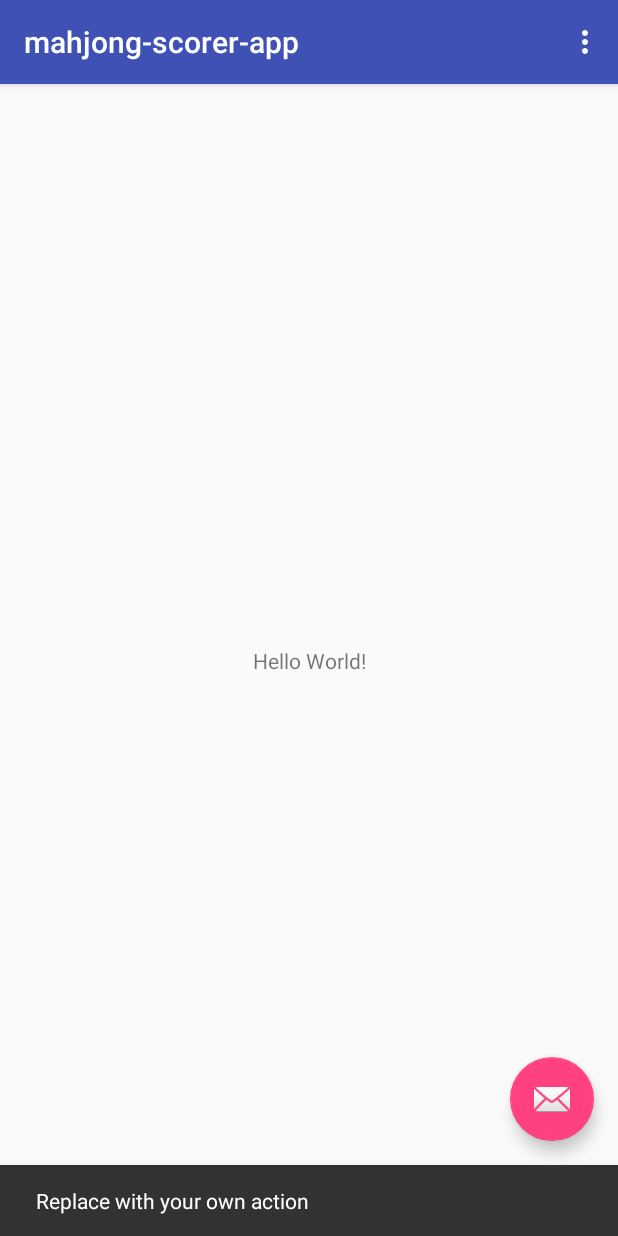
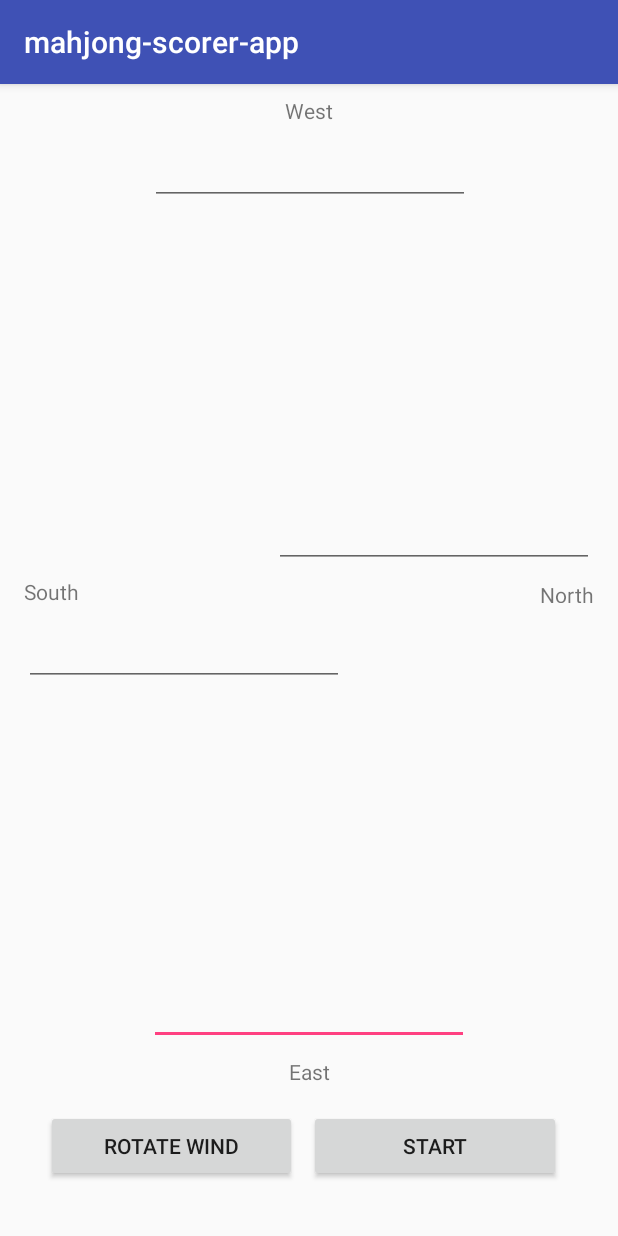
Before and after one commit to kirkcaldydad/mahjong-scorer-app, an Android app: the screen it shows after launch (GameListActivity before the commit, CreateGameActivity after it), after a tap on an icon or button, on a phone screen of 412 x 824 dp. Run offline under Robolectric (Android 15) with nearby library versions, the phone set to English and light mode, and no system bars.

Commit message:
Game create with name entry and rotating wind functions.

```diff
--- a/app/src/main/AndroidManifest.xml
+++ b/app/src/main/AndroidManifest.xml
@@ -1,6 +1,8 @@
 <?xml version="1.0" encoding="utf-8"?>
 <manifest xmlns:android="http://schemas.android.com/apk/res/android"
     package="house.mcintosh.mahjong.ui">
+
+    <uses-permission android:name="android.permission.WRITE_EXTERNAL_STORAGE" />
 
     <application
         android:allowBackup="true"
@@ -10,7 +12,7 @@
         android:supportsRtl="true"
         android:theme="@style/AppTheme">
         <activity
-            android:name="house.mcintosh.mahjong.ui.GameListActivity"
+            android:name=".GameListActivity"
             android:label="@string/app_name"
             android:theme="@style/AppTheme.NoActionBar">
             <intent-filter>
@@ -19,6 +21,7 @@
                 <category android:name="android.intent.category.LAUNCHER" />
             </intent-filter>
         </activity>
+        <activity android:name=".CreateGameActivity"></activity>
     </application>
 
 </manifest>
--- /dev/null
+++ b/app/src/main/java/house/mcintosh/mahjong/model/GameSummary.java
@@ -0,0 +1,34 @@
+package house.mcintosh.mahjong.model;
+
+/**
+ * A reduced representation of a Game.
+ */
+
+public class GameSummary
+{
+	private final String m_playerNames;
+	private final String m_createdOn;
+	private final String m_lastModifiedOn;
+
+	public GameSummary(String playerNames, String createdOn, String lastModifiedOn)
+	{
+		m_playerNames		= playerNames;
+		m_createdOn			= createdOn;
+		m_lastModifiedOn	= lastModifiedOn;
+	}
+
+	public String getPlayerNames()
+	{
+		return m_playerNames;
+	}
+
+	public String getCreatedOn()
+	{
+		return m_createdOn;
+	}
+
+	public String getLastModifiedOn()
+	{
+		return m_lastModifiedOn;
+	}
+}
--- /dev/null
+++ b/app/src/main/java/house/mcintosh/mahjong/ui/CreateGameActivity.java
@@ -0,0 +1,105 @@
+package house.mcintosh.mahjong.ui;
+
+import android.graphics.Typeface;
+import android.support.v7.app.AppCompatActivity;
+import android.os.Bundle;
+import android.text.Editable;
+import android.text.TextWatcher;
+import android.view.View;
+import android.widget.EditText;
+import android.widget.TextView;
+
+import java.util.HashMap;
+import java.util.Map;
+
+import house.mcintosh.mahjong.model.Wind;
+
+public class CreateGameActivity extends AppCompatActivity
+{
+
+	private String[] m_names = new String[] {"", "", "", ""};
+	private Wind[] m_winds = new Wind[] {Wind.EAST, Wind.SOUTH, Wind.WEST, Wind.NORTH};
+	private Map<Wind, CharSequence> m_windNames = new HashMap<>();
+	private TextView[] m_windTextViews = new TextView[4];
+
+	@Override
+	protected void onCreate(Bundle savedInstanceState)
+	{
+		super.onCreate(savedInstanceState);
+		setContentView(R.layout.activity_create_game);
+
+		// Create listeners for the names being typed in.
+
+		((EditText)findViewById(R.id.playerName0)).addTextChangedListener(new NameWatcher(0));
+		((EditText)findViewById(R.id.playerName1)).addTextChangedListener(new NameWatcher(1));
+		((EditText)findViewById(R.id.playerName2)).addTextChangedListener(new NameWatcher(2));
+		((EditText)findViewById(R.id.playerName3)).addTextChangedListener(new NameWatcher(3));
+
+		m_windNames.put(Wind.EAST, getText(R.string.east));
+		m_windNames.put(Wind.SOUTH, getText(R.string.south));
+		m_windNames.put(Wind.WEST, getText(R.string.west));
+		m_windNames.put(Wind.NORTH, getText(R.string.north));
+
+		m_windTextViews[0] = (TextView)findViewById(R.id.playerWindText0);
+		m_windTextViews[1] = (TextView)findViewById(R.id.playerWindText1);
+		m_windTextViews[2] = (TextView)findViewById(R.id.playerWindText2);
+		m_windTextViews[3] = (TextView)findViewById(R.id.playerWindText3);
+	}
+
+	public void onRotateWindClick(View view)
+	{
+		Wind last = m_winds[3];
+		m_winds[3] = m_winds[2];
+		m_winds[2] = m_winds[1];
+		m_winds[1] = m_winds[0];
+		m_winds[0] = last;
+
+		// Update the fields to display the new wind values.
+
+		for (int i = 0 ; i < 4 ; i++)
+		{
+			TextView windView = m_windTextViews[i];
+			Wind wind = m_winds[i];
+
+			windView.setText(m_windNames.get(wind));
+
+			if (wind == Wind.EAST)
+				windView.setTypeface(windView.getTypeface(), Typeface.BOLD);
+			else
+				windView.setTypeface(Typeface.create(windView.getTypeface(), Typeface.NORMAL));
+		}
+	}
+
+	public void onStartGameClick(View view)
+	{
+
+	}
+
+	private class NameWatcher implements TextWatcher
+	{
+		final private int m_nameIndex;
+
+		public NameWatcher(int nameIndex)
+		{
+			m_nameIndex = nameIndex;
+		}
+
+		@Override
+		public void beforeTextChanged(CharSequence s, int start, int count, int after)
+		{
+
+		}
+
+		@Override
+		public void onTextChanged(CharSequence s, int start, int before, int count)
+		{
+			m_names[m_nameIndex] = s.toString();
+		}
+
+		@Override
+		public void afterTextChanged(Editable nameField)
+		{
+
+		}
+	}
+}
--- a/app/src/main/java/house/mcintosh/mahjong/ui/GameListActivity.java
+++ b/app/src/main/java/house/mcintosh/mahjong/ui/GameListActivity.java
@@ -1,5 +1,6 @@
 package house.mcintosh.mahjong.ui;
 
+import android.content.Intent;
 import android.os.Bundle;
 import android.support.design.widget.FloatingActionButton;
 import android.support.design.widget.Snackbar;
@@ -8,6 +9,12 @@ import android.support.v7.widget.Toolbar;
 import android.view.View;
 import android.view.Menu;
 import android.view.MenuItem;
+import android.widget.ListView;
+import android.widget.TextView;
+
+import java.util.ArrayList;
+
+import house.mcintosh.mahjong.model.GameSummary;
 
 public class GameListActivity extends AppCompatActivity
 {
@@ -19,14 +26,28 @@ public class GameListActivity extends AppCompatActivity
 		Toolbar toolbar = (Toolbar) findViewById(R.id.toolbar);
 		setSupportActionBar(toolbar);
 
+		final GameListActivity self = this;
+
 		FloatingActionButton fab = (FloatingActionButton) findViewById(R.id.fab);
 		fab.setOnClickListener(new View.OnClickListener() {
 			@Override
 			public void onClick(View view) {
+
+				Intent intent = new Intent(self, CreateGameActivity.class);
+				startActivity(intent);
+
 				Snackbar.make(view, "Replace with your own action", Snackbar.LENGTH_LONG)
 						.setAction("Action", null).show();
 			}
 		});
+
+		ArrayList<GameSummary> games = getGames("thing");
+
+		GameSummariesAdapter adapter = new GameSummariesAdapter(this, games);
+
+		ListView messageListView = findViewById(R.id.gameListView);
+
+		messageListView.setAdapter(adapter);
 	}
 
 	@Override
@@ -35,6 +56,18 @@ public class GameListActivity extends AppCompatActivity
 		// Inflate the menu; this adds items to the action bar if it is present.
 		getMenuInflater().inflate(R.menu.menu_game_list, menu);
 		return true;
+	}
+
+	private ArrayList<GameSummary> getGames(String message) {
+
+		ArrayList<GameSummary> games = new ArrayList<>();
+
+		for (int i = 0 ; i < 16 ; i++)
+		{
+			games.add(new GameSummary(message + i, "now" + i, "later" + i));
+		}
+
+		return games;
 	}
 
 	@Override
--- /dev/null
+++ b/app/src/main/java/house/mcintosh/mahjong/ui/GameSummariesAdapter.java
@@ -0,0 +1,45 @@
+package house.mcintosh.mahjong.ui;
+
+import android.content.Context;
+import android.support.annotation.NonNull;
+import android.view.LayoutInflater;
+import android.view.View;
+import android.view.ViewGroup;
+import android.widget.ArrayAdapter;
+import android.widget.TextView;
+
+import java.util.List;
+
+import house.mcintosh.mahjong.model.GameSummary;
+
+public class GameSummariesAdapter extends ArrayAdapter<GameSummary>
+{
+	public GameSummariesAdapter(@NonNull Context context, @NonNull List<GameSummary> gameSummaries)
+	{
+		super(context, 0, gameSummaries);
+	}
+
+	@Override
+	public View getView(int position, View convertView, ViewGroup parent)
+	{
+		// Get the data item for this position
+		GameSummary game = getItem(position);
+		// Check if an existing view is being reused, otherwise inflate the view
+		if (convertView == null)
+		{
+			convertView = LayoutInflater.from(getContext()).inflate(R.layout.game_summary, parent, false);
+		}
+		// Lookup view for data population
+		TextView tvPlayers			= (TextView) convertView.findViewById(R.id.tvPlayers);
+		TextView tvCreatedOn		= (TextView) convertView.findViewById(R.id.tvCreatedOn);
+		TextView tvLastModifiedOn	= (TextView) convertView.findViewById(R.id.tvLastModifiedOn);
+
+		// Populate the data into the template view using the data object
+		tvPlayers.setText(game.getPlayerNames());
+		tvCreatedOn.setText(game.getCreatedOn());
+		tvLastModifiedOn.setText(game.getLastModifiedOn());
+
+		// Return the completed view to render on screen
+		return convertView;
+	}
+}
--- /dev/null
+++ b/app/src/main/res/layout/activity_create_game.xml
@@ -0,0 +1,163 @@
+<?xml version="1.0" encoding="utf-8"?>
+<android.support.constraint.ConstraintLayout xmlns:android="http://schemas.android.com/apk/res/android"
+    xmlns:app="http://schemas.android.com/apk/res-auto"
+    xmlns:tools="http://schemas.android.com/tools"
+    android:layout_width="match_parent"
+    android:layout_height="match_parent"
+    tools:context="house.mcintosh.mahjong.ui.CreateGameActivity">
+
+    <EditText
+        android:id="@+id/playerName0"
+        android:layout_width="wrap_content"
+        android:layout_height="wrap_content"
+        android:layout_marginBottom="8dp"
+        android:contentDescription="@string/nameHint"
+        android:ems="10"
+        android:inputType="textPersonName"
+        android:textAlignment="center"
+        app:layout_constraintBottom_toTopOf="@+id/playerWindText0"
+        app:layout_constraintLeft_toLeftOf="parent"
+        app:layout_constraintRight_toRightOf="parent" />
+
+    <EditText
+        android:id="@+id/playerName2"
+        android:layout_width="wrap_content"
+        android:layout_height="wrap_content"
+        android:layout_marginEnd="8dp"
+        android:layout_marginRight="16dp"
+        android:layout_marginStart="8dp"
+        android:layout_marginTop="8dp"
+        android:contentDescription="@string/nameHint"
+        android:ems="10"
+        android:inputType="textPersonName"
+        android:textAlignment="center"
+        app:layout_constraintEnd_toEndOf="parent"
+        app:layout_constraintHorizontal_bias="0.503"
+        app:layout_constraintRight_toRightOf="parent"
+        app:layout_constraintStart_toStartOf="parent"
+        app:layout_constraintTop_toBottomOf="@+id/playerWindText2" />
+
+    <EditText
+        android:id="@+id/playerName1"
+        android:layout_width="wrap_content"
+        android:layout_height="wrap_content"
+        android:layout_marginLeft="16dp"
+        android:layout_marginTop="8dp"
+        android:contentDescription="@string/nameHint"
+        android:ems="10"
+        android:inputType="textPersonName"
+        android:textAlignment="textStart"
+        app:layout_constraintLeft_toLeftOf="parent"
+        app:layout_constraintTop_toBottomOf="@+id/playerWindText1" />
+
+    <EditText
+        android:id="@+id/playerName3"
+        android:layout_width="wrap_content"
+        android:layout_height="wrap_content"
+        android:layout_marginBottom="8dp"
+        android:layout_marginRight="16dp"
+        android:contentDescription="@string/nameHint"
+        android:ems="10"
+        android:inputType="textPersonName"
+        android:textAlignment="textEnd"
+        app:layout_constraintBottom_toTopOf="@+id/playerWindText3"
+        app:layout_constraintRight_toRightOf="parent" />
+
+
+    <LinearLayout
+        android:id="@+id/linearLayout"
+        android:layout_width="367dp"
+        android:layout_height="68dp"
+        android:layout_marginBottom="16dp"
+        android:layout_marginEnd="8dp"
+        android:layout_marginStart="8dp"
+        android:orientation="horizontal"
+        app:layout_constraintBottom_toBottomOf="parent"
+        app:layout_constraintEnd_toEndOf="parent"
+        app:layout_constraintLeft_toLeftOf="parent"
+        app:layout_constraintRight_toRightOf="parent"
+        app:layout_constraintStart_toStartOf="parent">
+
+        <Button
+            android:id="@+id/windSelectButton"
+            android:layout_width="0dp"
+            android:layout_height="wrap_content"
+            android:layout_marginBottom="16dp"
+            android:layout_marginEnd="8dp"
+            android:layout_marginLeft="16dp"
+            android:layout_marginStart="8dp"
+            android:layout_weight="1"
+            android:onClick="onRotateWindClick"
+            android:text="@string/rotateWind"
+            app:layout_constraintBottom_toBottomOf="parent"
+            app:layout_constraintEnd_toStartOf="@+id/startButton"
+            app:layout_constraintHorizontal_bias="0.045"
+            app:layout_constraintLeft_toLeftOf="parent"
+            app:layout_constraintStart_toStartOf="parent" />
+
+        <Button
+            android:id="@+id/startButton"
+            android:layout_width="0dp"
+            android:layout_height="wrap_content"
+            android:layout_marginBottom="16dp"
+            android:layout_marginEnd="16dp"
+            android:layout_marginRight="16dp"
+            android:layout_weight="1"
+            android:text="@string/saveAndStart"
+            app:layout_constraintBottom_toBottomOf="parent"
+            app:layout_constraintEnd_toEndOf="parent"
+            app:layout_constraintHorizontal_weight="0"
+            app:layout_constraintRight_toRightOf="parent" />
+
+    </LinearLayout>
+
+    <TextView
+        android:id="@+id/playerWindText0"
+        android:layout_width="wrap_content"
+        android:layout_height="wrap_content"
+        android:layout_marginBottom="16dp"
+        android:text="@string/east"
+        app:layout_constraintBottom_toTopOf="@+id/linearLayout"
+        app:layout_constraintEnd_toEndOf="parent"
+        app:layout_constraintLeft_toLeftOf="parent"
+        app:layout_constraintRight_toRightOf="parent"
+        app:layout_constraintStart_toStartOf="parent" />
+
+    <TextView
+        android:id="@+id/playerWindText1"
+        android:layout_width="wrap_content"
+        android:layout_height="wrap_content"
+        android:layout_marginBottom="8dp"
+        android:layout_marginStart="16dp"
+        android:layout_marginTop="8dp"
+        android:text="@string/south"
+        app:layout_constraintBottom_toTopOf="@+id/playerName0"
+        app:layout_constraintStart_toStartOf="parent"
+        app:layout_constraintTop_toBottomOf="@+id/playerName2" />
+
+    <TextView
+        android:id="@+id/playerWindText2"
+        android:layout_width="wrap_content"
+        android:layout_height="wrap_content"
+        android:layout_marginEnd="8dp"
+        android:layout_marginStart="8dp"
+        android:layout_marginTop="8dp"
+        android:text="@string/west"
+        app:layout_constraintEnd_toEndOf="parent"
+        app:layout_constraintStart_toStartOf="parent"
+        app:layout_constraintTop_toTopOf="parent" />
+
+    <TextView
+        android:id="@+id/playerWindText3"
+        android:layout_width="wrap_content"
+        android:layout_height="15dp"
+        android:layout_marginBottom="8dp"
+        android:layout_marginEnd="16dp"
+        android:layout_marginRight="16dp"
+        android:layout_marginTop="8dp"
+        android:text="@string/north"
+        app:layout_constraintBottom_toTopOf="@+id/playerName0"
+        app:layout_constraintEnd_toEndOf="parent"
+        app:layout_constraintRight_toRightOf="parent"
+        app:layout_constraintTop_toBottomOf="@+id/playerName2" />
+</android.support.constraint.ConstraintLayout>
--- a/app/src/main/res/layout/activity_game_list.xml
+++ b/app/src/main/res/layout/activity_game_list.xml
@@ -28,6 +28,6 @@
         android:layout_height="wrap_content"
         android:layout_gravity="bottom|end"
         android:layout_margin="@dimen/fab_margin"
-        app:srcCompat="@android:drawable/ic_dialog_email" />
+        app:srcCompat="@android:drawable/ic_input_add" />
 
 </android.support.design.widget.CoordinatorLayout>
--- a/app/src/main/res/layout/content_game_list.xml
+++ b/app/src/main/res/layout/content_game_list.xml
@@ -8,13 +8,13 @@
     tools:context="house.mcintosh.mahjong.ui.GameListActivity"
     tools:showIn="@layout/activity_game_list">
 
-    <TextView
-        android:layout_width="wrap_content"
-        android:layout_height="wrap_content"
-        android:text="Hello World!"
-        app:layout_constraintBottom_toBottomOf="parent"
+    <ListView
+        android:id="@+id/gameListView"
+        android:layout_width="412dp"
+        android:layout_height="536dp"
+        android:layout_marginTop="24dp"
         app:layout_constraintLeft_toLeftOf="parent"
         app:layout_constraintRight_toRightOf="parent"
-        app:layout_constraintTop_toTopOf="parent" />
+        app:layout_constraintTop_toBottomOf="@+id/toolbar" />
 
 </android.support.constraint.ConstraintLayout>
--- /dev/null
+++ b/app/src/main/res/layout/game_summary.xml
@@ -0,0 +1,63 @@
+<?xml version="1.0" encoding="utf-8"?>
+
+<RelativeLayout xmlns:android="http://schemas.android.com/apk/res/android"
+    android:layout_width="match_parent"
+    android:layout_height="match_parent"
+    android:layout_alignParentStart="true"
+    android:layout_alignParentTop="true"
+    android:minHeight="100dp">
+
+    <TextView
+        android:id="@+id/tvPlayers"
+        android:layout_width="wrap_content"
+        android:layout_height="wrap_content"
+        android:layout_alignParentStart="true"
+        android:layout_alignParentTop="true"
+        android:layout_marginStart="8dp"
+        android:layout_marginTop="8dp"
+        android:maxLines="1"
+        android:text="TextView" />
+
+    <TextView
+        android:id="@+id/createdLabel"
+        android:layout_width="wrap_content"
+        android:layout_height="wrap_content"
+        android:layout_alignStart="@+id/tvPlayers"
+        android:layout_below="@+id/tvPlayers"
+        android:layout_marginTop="8dp"
+        android:maxLines="1"
+        android:text="@string/created_label"
+        android:textColor="@android:color/darker_gray" />
+
+    <TextView
+        android:id="@+id/tvCreatedOn"
+        android:layout_width="wrap_content"
+        android:layout_height="wrap_content"
+        android:layout_alignBaseline="@+id/createdLabel"
+        android:layout_alignBottom="@+id/createdLabel"
+        android:layout_marginStart="8dp"
+        android:layout_toEndOf="@+id/createdLabel"
+        android:text="TextView" />
+
+    <TextView
+        android:id="@+id/lastModifiedLabel"
+        android:layout_width="wrap_content"
+        android:layout_height="wrap_content"
+        android:layout_alignBaseline="@+id/tvCreatedOn"
+        android:layout_alignBottom="@+id/tvCreatedOn"
+        android:layout_marginStart="24dp"
+        android:layout_toEndOf="@+id/tvCreatedOn"
+        android:minLines="1"
+        android:text="@string/last_modified_label"
+        android:textColor="@android:color/darker_gray" />
+
+    <TextView
+        android:id="@+id/tvLastModifiedOn"
+        android:layout_width="wrap_content"
+        android:layout_height="wrap_content"
+        android:layout_alignBaseline="@+id/lastModifiedLabel"
+        android:layout_alignBottom="@+id/lastModifiedLabel"
+        android:layout_marginStart="8dp"
+        android:layout_toEndOf="@+id/lastModifiedLabel"
+        android:text="TextView" />
+</RelativeLayout>
--- a/app/src/main/res/values/strings.xml
+++ b/app/src/main/res/values/strings.xml
@@ -1,4 +1,13 @@
 <resources>
     <string name="app_name">mahjong-scorer-app</string>
     <string name="action_settings">Settings</string>
+    <string name="last_modified_label">Last Played:</string>
+    <string name="created_label">Created:</string>
+    <string name="rotateWind">Rotate Wind</string>
+    <string name="saveAndStart">start</string>
+    <string name="east">East</string>
+    <string name="south">South</string>
+    <string name="west">West</string>
+    <string name="north">North</string>
+    <string name="nameHint">Name</string>
 </resources>
```
